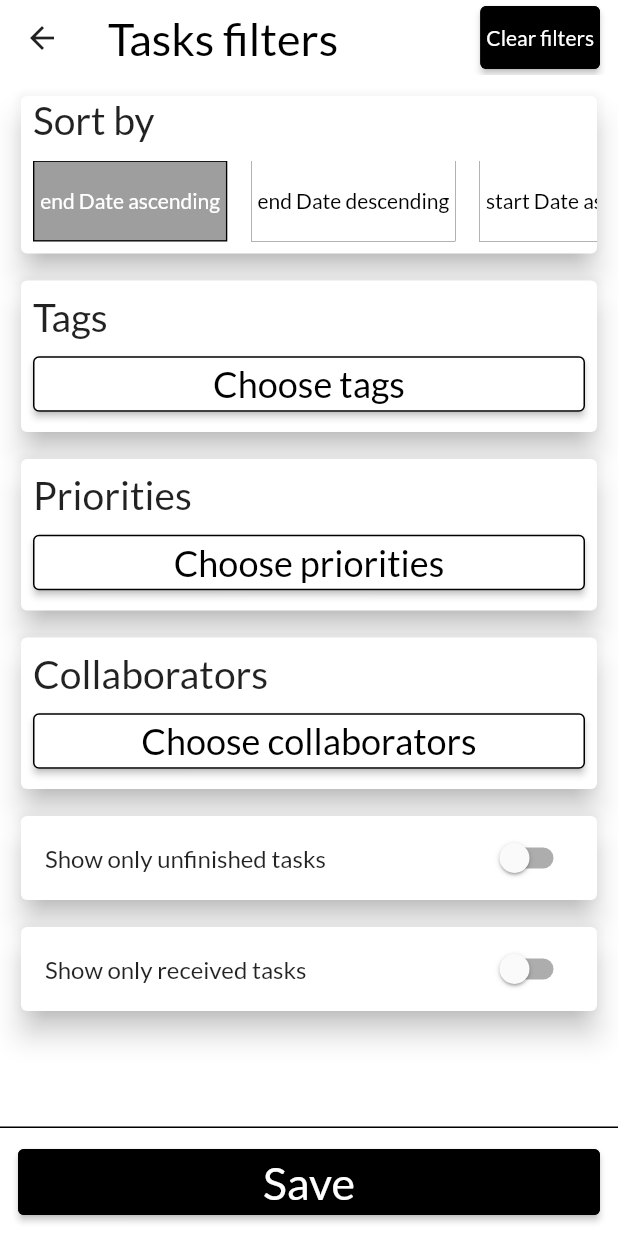
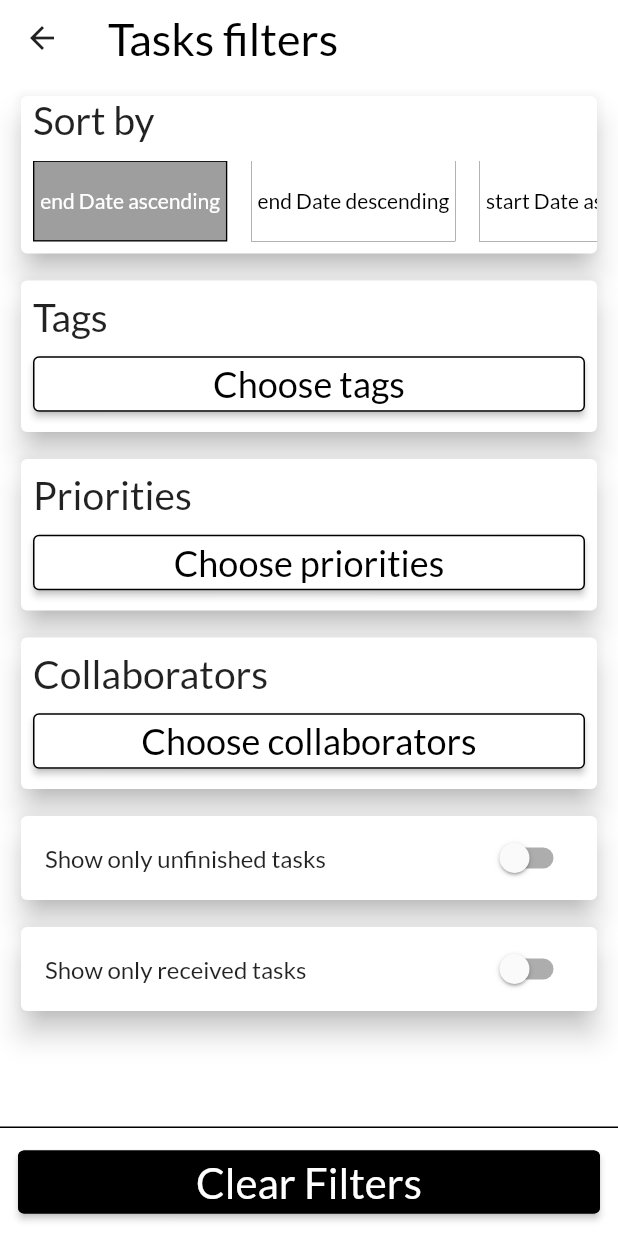
Before and after one commit to BartoszRudnik/ProductiveAppFrontend, a Flutter app: the FiltersScreen screen opened by its route, on a phone screen of 412 x 824 dp. Run offline on Flutter 3.47's test engine with Material 2 defaults, Android fonts, the phone set to English and light mode, and no system bars; our stand-ins replace badges, image_picker, shared_preferences; missing offline and left inert: global_configuration; accounts and stored records are empty.

Commit message:
usuniecie przycisku save z ekranu filtrów

```diff
--- a/lib/task_page/task_screens/filters_screen.dart
+++ b/lib/task_page/task_screens/filters_screen.dart
@@ -55,10 +55,31 @@ class _FiltersScreenState extends State<FiltersScreen> {
               primary: Theme.of(context).primaryColor,
               side: BorderSide(color: Theme.of(context).primaryColor),
             ),
-            onPressed: () {},
+            onPressed: () async {
+              final userSettings = Provider.of<SettingsProvider>(context, listen: false).userSettings;
+
+              if (userSettings.showOnlyDelegated != null && userSettings.showOnlyDelegated) {
+                await Provider.of<SettingsProvider>(context, listen: false).changeShowOnlyDelegated();
+              }
+              if (userSettings.showOnlyUnfinished != null && userSettings.showOnlyUnfinished) {
+                await Provider.of<SettingsProvider>(context, listen: false).changeShowOnlyUnfinished();
+              }
+              if (userSettings.collaborators != null) {
+                await Provider.of<SettingsProvider>(context, listen: false).clearFilterCollaborators();
+              }
+              if (userSettings.priorities != null) {
+                await Provider.of<SettingsProvider>(context, listen: false).clearFilterPriorities();
+              }
+              if (userSettings.tags != null) {
+                await Provider.of<SettingsProvider>(context, listen: false).clearFilterTags();
+              }
+              if (userSettings.sortingMode != 0) {
+                await Provider.of<SettingsProvider>(context, listen: false).changeSortingMode(0);
+              }
+            },
             child: Text(
-              'Save',
-              style: TextStyle(fontSize: 30, color: Theme.of(context).accentColor),
+              'Clear Filters',
+              style: TextStyle(fontSize: 28, color: Theme.of(context).accentColor),
             ),
           ),
         ),
--- a/lib/task_page/widgets/filters_appBar.dart
+++ b/lib/task_page/widgets/filters_appBar.dart
@@ -1,7 +1,5 @@
 import 'package:flutter/material.dart';
 import 'package:flutter/services.dart';
-import 'package:productive_app/task_page/providers/settings_provider.dart';
-import 'package:provider/provider.dart';
 
 class FiltersAppBar extends StatelessWidget with PreferredSizeWidget {
   final String title;
@@ -25,47 +23,6 @@ class FiltersAppBar extends StatelessWidget with PreferredSizeWidget {
       iconTheme: Theme.of(context).iconTheme,
       brightness: Brightness.dark,
       leading: (leadingButton != null) ? leadingButton : null,
-      actions: <Widget>[
-        Padding(
-          padding: const EdgeInsets.symmetric(horizontal: 12.0, vertical: 4),
-          child: ElevatedButton(
-            style: ElevatedButton.styleFrom(
-              padding: EdgeInsets.all(4),
-              primary: Theme.of(context).primaryColor,
-              side: BorderSide(color: Theme.of(context).primaryColor),
-            ),
-            onPressed: () {
-              final userSettings = Provider.of<SettingsProvider>(context, listen: false).userSettings;
-
-              if (userSettings.showOnlyDelegated != null && userSettings.showOnlyDelegated) {
-                Provider.of<SettingsProvider>(context, listen: false).changeShowOnlyDelegated();
-              }
-              if (userSettings.showOnlyUnfinished != null && userSettings.showOnlyUnfinished) {
-                Provider.of<SettingsProvider>(context, listen: false).changeShowOnlyUnfinished();
-              }
-              if (userSettings.collaborators != null) {
-                Provider.of<SettingsProvider>(context, listen: false).clearFilterCollaborators();
-              }
-              if (userSettings.priorities != null) {
-                Provider.of<SettingsProvider>(context, listen: false).clearFilterPriorities();
-              }
-              if (userSettings.tags != null) {
-                Provider.of<SettingsProvider>(context, listen: false).clearFilterTags();
-              }
-              if (userSettings.sortingMode != 0) {
-                Provider.of<SettingsProvider>(context, listen: false).changeSortingMode(0);
-              }
-            },
-            child: Text(
-              'Clear filters',
-              style: TextStyle(
-                fontSize: 14,
-                color: Theme.of(context).accentColor,
-              ),
-            ),
-          ),
-        ),
-      ],
     );
   }
 
```
